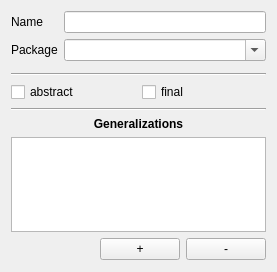
Above: ui/popover-class.ui from SynthiNet/Qumulus before the change. Below: the same form after it.
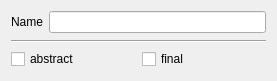
That is the form after the change.

Commit message: Add class popover.

```diff
--- a/ui/popover-class.ui
+++ b/ui/popover-class.ui
@@ -7,7 +7,7 @@
     <x>0</x>
     <y>0</y>
     <width>277</width>
-    <height>272</height>
+    <height>81</height>
    </rect>
   </property>
   <property name="windowTitle">
@@ -33,40 +33,7 @@
       </widget>
      </item>
      <item row="0" column="1">
-      <widget class="QLineEdit" name="lineEdit"/>
-     </item>
-     <item row="2" column="1">
-      <spacer name="verticalSpacer">
-       <property name="orientation">
-        <enum>Qt::Vertical</enum>
-       </property>
-       <property name="sizeHint" stdset="0">
-        <size>
-         <width>20</width>
-         <height>40</height>
-        </size>
-       </property>
-      </spacer>
-     </item>
-     <item row="1" column="0">
-      <widget class="QLabel" name="label">
-       <property name="text">
-        <string>Package</string>
-       </property>
-      </widget>
-     </item>
-     <item row="1" column="1">
-      <widget class="QComboBox" name="comboBox">
-       <property name="sizePolicy">
-        <sizepolicy hsizetype="Expanding" vsizetype="Fixed">
-         <horstretch>0</horstretch>
-         <verstretch>0</verstretch>
-        </sizepolicy>
-       </property>
-       <property name="editable">
-        <bool>true</bool>
-       </property>
-      </widget>
+      <widget class="QLineEdit" name="nameField"/>
      </item>
     </layout>
    </item>
@@ -95,66 +62,6 @@
      </item>
     </layout>
    </item>
-   <item>
-    <widget class="Line" name="line">
-     <property name="orientation">
-      <enum>Qt::Horizontal</enum>
-     </property>
-    </widget>
-   </item>
-   <item>
-    <widget class="QLabel" name="label_2">
-     <property name="font">
-      <font>
-       <weight>75</weight>
-       <bold>true</bold>
-      </font>
-     </property>
-     <property name="text">
-      <string>Generalizations</string>
-     </property>
-     <property name="alignment">
-      <set>Qt::AlignCenter</set>
-     </property>
-    </widget>
-   </item>
-   <item>
-    <widget class="QTableView" name="tableView"/>
-   </item>
-   <item>
-    <layout class="QHBoxLayout" name="horizontalLayout">
-     <property name="spacing">
-      <number>6</number>
-     </property>
-     <item>
-      <spacer name="horizontalSpacer">
-       <property name="orientation">
-        <enum>Qt::Horizontal</enum>
-       </property>
-       <property name="sizeHint" stdset="0">
-        <size>
-         <width>40</width>
-         <height>20</height>
-        </size>
-       </property>
-      </spacer>
-     </item>
-     <item>
-      <widget class="QPushButton" name="pushButton">
-       <property name="text">
-        <string>+</string>
-       </property>
-      </widget>
-     </item>
-     <item>
-      <widget class="QPushButton" name="pushButton_2">
-       <property name="text">
-        <string>-</string>
-       </property>
-      </widget>
-     </item>
-    </layout>
-   </item>
   </layout>
  </widget>
  <resources/>
```
Left out of the diff: 6 changed lines with no effect on the pictures. The commit also changes 5 other files.
